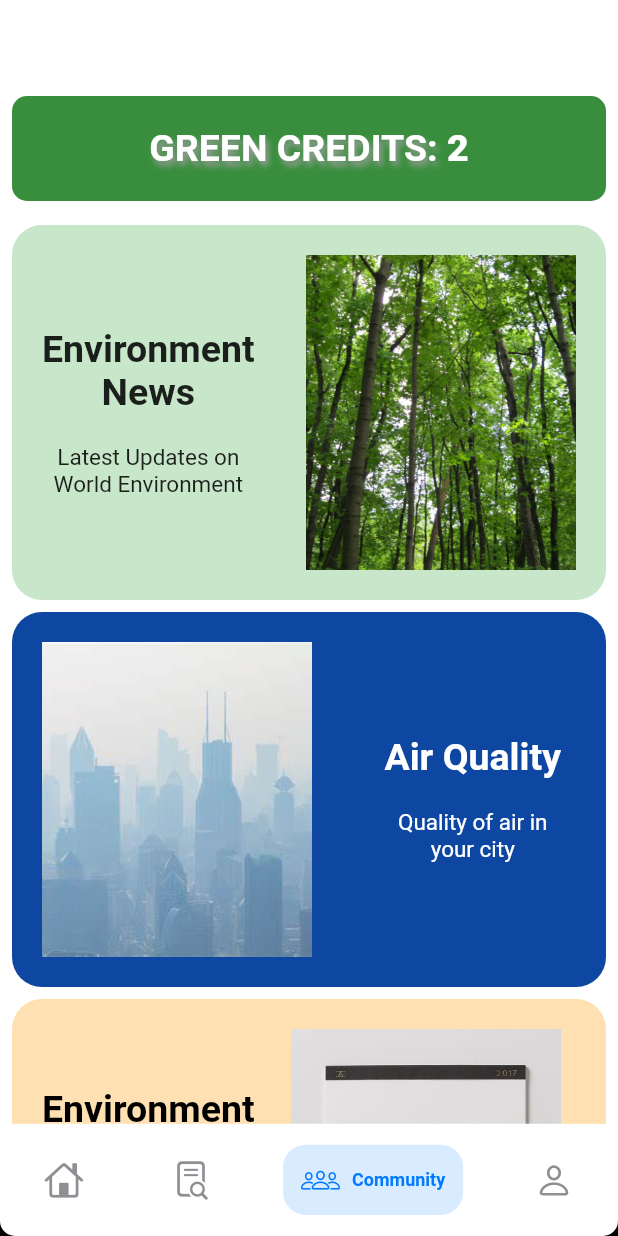
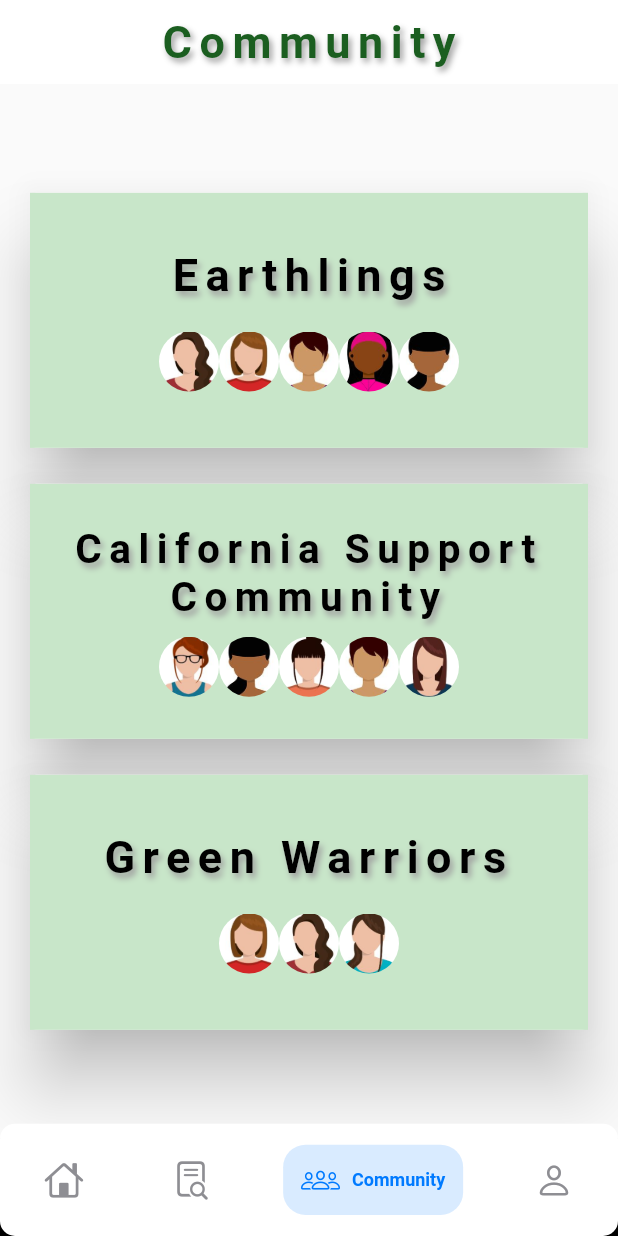
Before and after one commit to shubham64mehta/GreenOMedia, a Flutter app: the Bottom widget shown alone on an empty page, opened directly, item 3 of the bottom bar chosen, on a phone screen of 412 x 824 dp. Run offline on Flutter 3.47's test engine with Material 2 defaults, Android fonts, the phone set to English and light mode, and no system bars; drawn by our look-alikes of persistent_bottom_nav_bar; our stand-ins replace delayed_display, firebase_auth, firebase_database, firebase_storage, fluttertoast, geolocator and 5 more; missing offline and left inert: geocoder, razorpay_flutter; accounts and stored records are empty; network calls fail.

Commit message:
Added community forum screen

```diff
--- a/greenomedia/lib/Community/community.dart
+++ b/greenomedia/lib/Community/community.dart
@@ -0,0 +1,282 @@
+import 'package:flutter/material.dart';
+import 'package:google_fonts/google_fonts.dart';
+import 'community1.dart';
+
+class Community extends StatefulWidget {
+  @override
+  _CommunityState createState() => _CommunityState();
+}
+
+class _CommunityState extends State<Community> {
+  List<String> abc = ["Hello"];
+  List<String> abc1 = ['Group1', 'Group2', 'Group3'];
+  @override
+  Widget build(BuildContext context) {
+    return Scaffold(
+        appBar: AppBar(
+          automaticallyImplyLeading: false,
+          backgroundColor: Colors.white,
+          elevation: 0,
+          title: Center(
+              child: Text("Community",
+                  style: GoogleFonts.kaushanScript(
+                      letterSpacing: 5,
+                      shadows: [
+                        Shadow(
+                            color: Colors.grey,
+                            blurRadius: 5,
+                            offset: Offset(2, 3))
+                      ],
+                      color: Colors.green[900],
+                      fontSize: 30,
+                      fontWeight: FontWeight.bold))),
+        ),
+        body: Padding(
+          padding: const EdgeInsets.all(8.0),
+          child: Column(
+            mainAxisAlignment: MainAxisAlignment.center,
+            children: [
+              Padding(
+                padding: const EdgeInsets.all(8.0),
+                child: GestureDetector(
+                  onTap: () {
+                    Navigator.push(
+                        context,
+                        MaterialPageRoute(
+                            builder: (context) => Community1(
+                                  groupname: "Earthlings",
+                                )));
+                  },
+                  child: Card(
+                      elevation: 20,
+                      child: Container(
+                        color: Colors.green[100],
+                        height: 170,
+                        child: Padding(
+                          padding: const EdgeInsets.all(20.0),
+                          child: Column(
+                            mainAxisAlignment: MainAxisAlignment.center,
+                            crossAxisAlignment: CrossAxisAlignment.end,
+                            children: [
+                              Center(
+                                child: Text("Earthlings",
+                                    style: GoogleFonts.kaushanScript(
+                                        letterSpacing: 5,
+                                        shadows: [
+                                          Shadow(
+                                              color: Colors.grey,
+                                              blurRadius: 5,
+                                              offset: Offset(2, 3))
+                                        ],
+                                        color: Colors.black,
+                                        fontSize: 30,
+                                        fontWeight: FontWeight.bold)),
+                              ),
+                              SizedBox(
+                                height: 20,
+                              ),
+                              Align(
+                                alignment: Alignment.bottomLeft,
+                                child: Row(
+                                  mainAxisAlignment: MainAxisAlignment.center,
+                                  children: [
+                                    CircleAvatar(
+                                      radius: 20,
+                                      backgroundColor: Colors.transparent,
+                                      backgroundImage:
+                                          ExactAssetImage("images/girl12.jpeg"),
+                                    ),
+                                    CircleAvatar(
+                                      radius: 20,
+                                      backgroundColor: Colors.transparent,
+                                      backgroundImage:
+                                          ExactAssetImage("images/girl11.jpeg"),
+                                    ),
+                                    CircleAvatar(
+                                      radius: 20,
+                                      backgroundColor: Colors.transparent,
+                                      backgroundImage:
+                                          ExactAssetImage("images/girl4.jpeg"),
+                                    ),
+                                    CircleAvatar(
+                                      radius: 20,
+                                      backgroundColor: Colors.transparent,
+                                      backgroundImage:
+                                          ExactAssetImage("images/girl5.jpeg"),
+                                    ),
+                                    CircleAvatar(
+                                      radius: 20,
+                                      backgroundColor: Colors.transparent,
+                                      backgroundImage:
+                                          ExactAssetImage("images/girl7.jpg"),
+                                    ),
+                                  ],
+                                ),
+                              ),
+                            ],
+                          ),
+                        ),
+                      )),
+                ),
+              ),
+              Padding(
+                padding: const EdgeInsets.all(8.0),
+                child: GestureDetector(
+                  onTap: () {
+                    Navigator.push(
+                        context,
+                        MaterialPageRoute(
+                            builder: (context) => Community1(
+                                  groupname: "California Support Community",
+                                )));
+                  },
+                  child: Card(
+                      elevation: 20,
+                      child: Container(
+                        color: Colors.green[100],
+                        height: 170,
+                        child: Padding(
+                          padding: const EdgeInsets.all(20.0),
+                          child: Column(
+                            mainAxisAlignment: MainAxisAlignment.center,
+                            crossAxisAlignment: CrossAxisAlignment.end,
+                            children: [
+                              Center(
+                                child: Text("California Support Community",
+                                    textAlign: TextAlign.center,
+                                    style: GoogleFonts.kaushanScript(
+                                        letterSpacing: 5,
+                                        shadows: [
+                                          Shadow(
+                                              color: Colors.grey,
+                                              blurRadius: 5,
+                                              offset: Offset(2, 3))
+                                        ],
+                                        color: Colors.black,
+                                        fontSize: 27,
+                                        fontWeight: FontWeight.bold)),
+                              ),
+                              SizedBox(
+                                height: 10,
+                              ),
+                              Align(
+                                alignment: Alignment.bottomLeft,
+                                child: Row(
+                                  mainAxisAlignment: MainAxisAlignment.center,
+                                  children: [
+                                    CircleAvatar(
+                                      radius: 20,
+                                      backgroundColor: Colors.transparent,
+                                      backgroundImage:
+                                          ExactAssetImage("images/girl8.jpeg"),
+                                    ),
+                                    CircleAvatar(
+                                      radius: 20,
+                                      backgroundColor: Colors.transparent,
+                                      backgroundImage:
+                                          ExactAssetImage("images/girl7.jpg"),
+                                    ),
+                                    CircleAvatar(
+                                      radius: 20,
+                                      backgroundColor: Colors.transparent,
+                                      backgroundImage:
+                                          ExactAssetImage("images/girl9.jpeg"),
+                                    ),
+                                    CircleAvatar(
+                                      radius: 20,
+                                      backgroundColor: Colors.transparent,
+                                      backgroundImage:
+                                          ExactAssetImage("images/girl4.jpeg"),
+                                    ),
+                                    CircleAvatar(
+                                      radius: 20,
+                                      backgroundColor: Colors.transparent,
+                                      backgroundImage:
+                                          ExactAssetImage("images/girl10.jpeg"),
+                                    ),
+                                  ],
+                                ),
+                              ),
+                            ],
+                          ),
+                        ),
+                      )),
+                ),
+              ),
+              Padding(
+                padding: const EdgeInsets.all(8.0),
+                child: GestureDetector(
+                  onTap: () {
+                    Navigator.push(
+                        context,
+                        MaterialPageRoute(
+                            builder: (context) => Community1(
+                                  groupname: "Green Warriors",
+                                )));
+                  },
+                  child: Card(
+                      elevation: 20,
+                      child: Container(
+                        color: Colors.green[100],
+                        height: 170,
+                        child: Padding(
+                          padding: const EdgeInsets.all(20.0),
+                          child: Column(
+                            mainAxisAlignment: MainAxisAlignment.center,
+                            crossAxisAlignment: CrossAxisAlignment.end,
+                            children: [
+                              Center(
+                                child: Text("Green Warriors",
+                                    textAlign: TextAlign.center,
+                                    style: GoogleFonts.kaushanScript(
+                                        letterSpacing: 5,
+                                        shadows: [
+                                          Shadow(
+                                              color: Colors.grey,
+                                              blurRadius: 5,
+                                              offset: Offset(2, 3))
+                                        ],
+                                        color: Colors.black,
+                                        fontSize: 30,
+                                        fontWeight: FontWeight.bold)),
+                              ),
+                              SizedBox(
+                                height: 20,
+                              ),
+                              Align(
+                                alignment: Alignment.bottomLeft,
+                                child: Row(
+                                  mainAxisAlignment: MainAxisAlignment.center,
+                                  children: [
+                                    CircleAvatar(
+                                      radius: 20,
+                                      backgroundColor: Colors.transparent,
+                                      backgroundImage:
+                                          ExactAssetImage("images/girl11.jpeg"),
+                                    ),
+                                    CircleAvatar(
+                                      radius: 20,
+                                      backgroundColor: Colors.transparent,
+                                      backgroundImage:
+                                          ExactAssetImage("images/girl12.jpeg"),
+                                    ),
+                                    CircleAvatar(
+                                      radius: 20,
+                                      backgroundColor: Colors.transparent,
+                                      backgroundImage:
+                                          ExactAssetImage("images/girl13.jpeg"),
+                                    ),
+                                  ],
+                                ),
+                              ),
+                            ],
+                          ),
+                        ),
+                      )),
+                ),
+              ),
+            ],
+          ),
+        ));
+  }
+}
--- a/greenomedia/lib/bottomnavbaaar/bottombar.dart
+++ b/greenomedia/lib/bottomnavbaaar/bottombar.dart
@@ -1,6 +1,7 @@
 import 'package:flutter/cupertino.dart';
 import 'package:flutter/material.dart';
 import 'package:greenomedia/Activittyscreen/activity.dart';
+import 'package:greenomedia/Community/community.dart';
 import 'package:greenomedia/Homescreen/homescreen.dart';
 import 'package:hexcolor/hexcolor.dart';
 import 'package:persistent_bottom_nav_bar/persistent-tab-view.dart';
@@ -15,7 +16,7 @@ class _BottomState extends State<Bottom> {
       PersistentTabController(initialIndex: 0);
 
   List<Widget> _buildScreens() {
-    return [Home(), Activity(), Home(), Home()];
+    return [Home(), Activity(), Community(), Home()];
   }
 
   List<PersistentBottomNavBarItem> _navBarsItems() {
--- a/greenomedia/lib/userLocation/msg.dart
+++ b/greenomedia/lib/userLocation/msg.dart
@@ -38,6 +38,7 @@ class _LocationState extends State<Message> {
   @override
   Widget build(BuildContext context) {
     return Scaffold(
+      backgroundColor: Colors.white60,
       body: CupertinoAlertDialog(
         title: Text("Congrats ",
             style: GoogleFonts.kaushanScript(
```
Also changed, not shown: greenomedia/lib/Community/community1.dart (+256 -0 lines).
